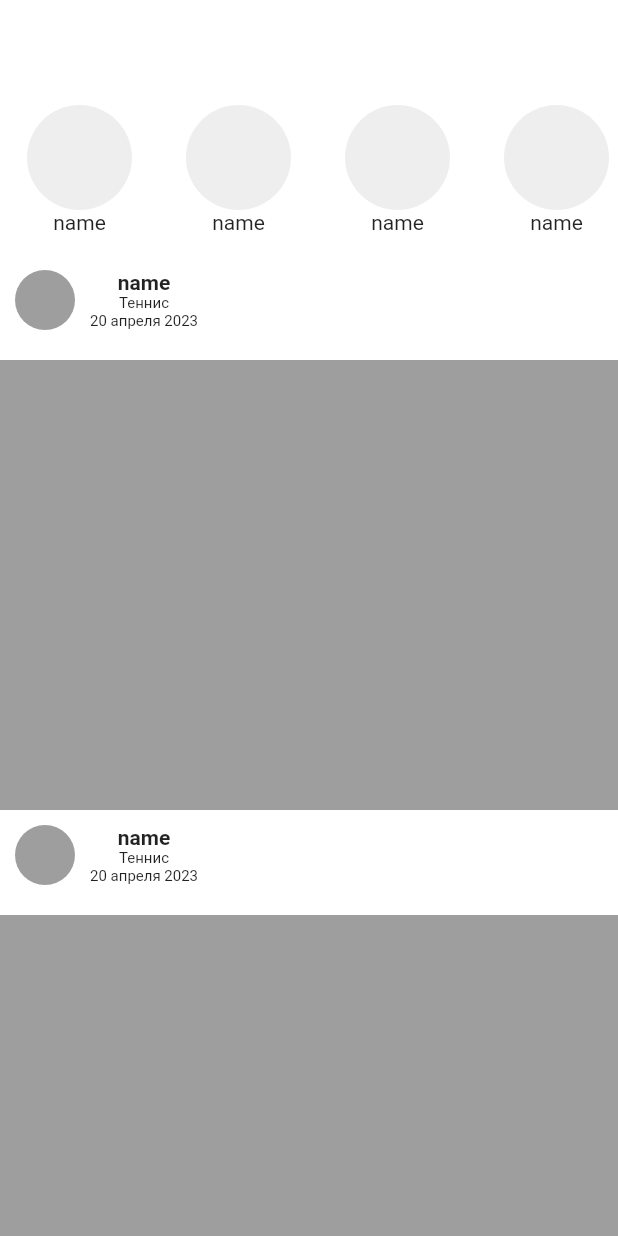
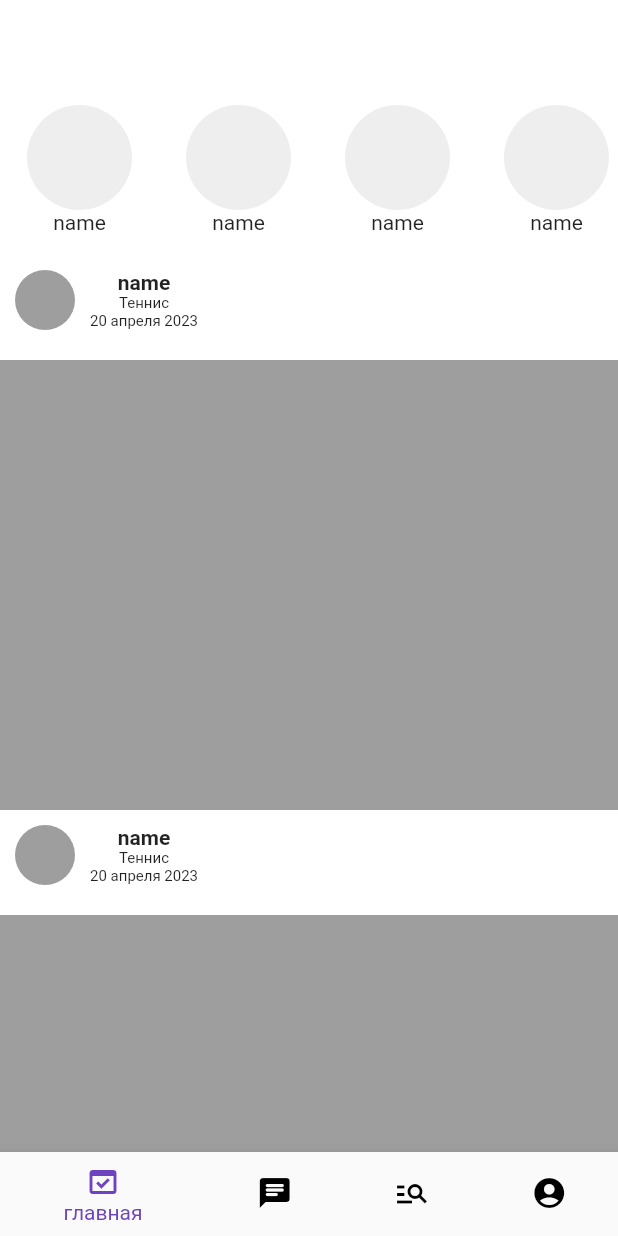
Before and after one commit to itgirlschool/mobile8_project2, a Flutter app: the screen it shows after launch, on a phone screen of 412 x 824 dp. Run offline on Flutter 3.47's test engine with Material 2 defaults, Android fonts, the phone set to English and light mode, and no system bars; missing offline and left inert: project_sportchat; statements that could not run were skipped.

Commit message:
new main.dart

```diff
--- a/lib/main.dart
+++ b/lib/main.dart
@@ -1,140 +1,75 @@
 import 'package:flutter/material.dart';
+import 'main_page.dart';
+import 'user_account.dart';
+import 'chat_page.dart';
+import 'search_screen.dart';
 
-void main() {
-  runApp(
-      MyApp()
-  );
-}
-final List people = ['person 1', 'person 2', 'person 3', 'person 4', 'person 5', 'person 6', 'person 7'];
+void main() => runApp(const MyApp());
 
-class Stories extends StatelessWidget {
-  const Stories({Key? key}) : super(key: key);
-
+class MyApp extends StatelessWidget {
+  const MyApp({super.key});
 
   @override
   Widget build(BuildContext context) {
-    return Padding(
-      padding: const EdgeInsets.all(10.0),
-      child: Column(
-        children: [
-          Container(
-            margin: EdgeInsets.fromLTRB(8,60,8,0),
-            width: 70,
-            height: 70,
-            decoration: BoxDecoration(
-              shape: BoxShape.circle,
-              color: Colors.grey.shade200,
-            ),
-          ),
-          Text("name")
-        ],
-      ),);
+    return const MaterialApp(
+      debugShowCheckedModeBanner: false,
+      home: MyStatefulWidget(),
+    );
   }
 }
 
+class MyStatefulWidget extends StatefulWidget {
+  const MyStatefulWidget({super.key});
 
-
-class MyApp extends StatelessWidget{
   @override
-  Widget build (BuildContext context) {
-    return
-      MaterialApp(
-        home: Scaffold(
-            backgroundColor: Colors.white,
-            body: Column(
-              children: [
-                Container(
-                  height: 170,
-                  child: ListView(
-                    scrollDirection: Axis.horizontal,
-                    children: [
-                      Stories(),
-                      Stories(),
-                      Stories(),
-                      Stories(),
-                      Stories(),
-                      Stories(),
-
-
-                    ],
-                  ),
-                ),
-
-                Expanded(
-                  child: ListView(
-                    children: [
-                      Posts(),
-                      Posts(),
-                      Posts(),
-                      Posts(),
-
-                    ],
-                  ),
-                )
-
-
-
-
-
-
-              ],
-            )
-
-
-        ),
-      );
-
-
-  }
+  State<MyStatefulWidget> createState() => _MyStatefulWidgetState();
 }
 
-class Posts extends StatelessWidget {
-  const Posts({Key? key}) : super(key: key);
+class _MyStatefulWidgetState extends State<MyStatefulWidget> {
+  int _selectedIndex = 0;
+  static List<Widget> _widgetOptions = <Widget>[
+    MainPage(),
+    ChatPage(),
+    SearchScreen(),
+    UserAccount(),
+  ];
+
+  void _onItemTapped(int index) {
+    setState(() {
+      _selectedIndex = index;
+    });
+  }
 
   @override
   Widget build(BuildContext context) {
-    return Column(
-      children: [
-        Padding(
-          padding: const EdgeInsets.all(10.0),
-          child: Row(
-            children: [
-              Container(
-                height: 40,
-                width: 40,
-                decoration: BoxDecoration(
-                    color: Colors.grey,
-                    shape: BoxShape.circle
-                ),
-              ),
-              SizedBox(
-                height: 10,
-                width: 10,
-              ),
-
-              Column(
-                mainAxisAlignment: MainAxisAlignment.start,
-                children: [
-                  Text("name",
-                    style: TextStyle(fontWeight: FontWeight.bold),),
-                  Text("Теннис", style: TextStyle(fontSize: 10),),
-                  Text("20 апреля 2023",
-                    style: TextStyle(fontSize: 10),)
-                ],
-              ),
-            ],
-
+    return Scaffold(
+      body: Center(
+        child: _widgetOptions.elementAt(_selectedIndex),
+      ),
+      bottomNavigationBar: BottomNavigationBar(
+        unselectedItemColor: Colors.black,
+        items: const <BottomNavigationBarItem>[
+          BottomNavigationBarItem(
+            icon: Icon(Icons.domain_verification),
+            label: 'главная',
           ),
-        ),
-        SizedBox(
-          height: 10,
-          width: 10,
-        ),
-        Container(
-          height: 300,
-          color: Colors.grey,
-        ),
-      ],
+          BottomNavigationBarItem(
+            icon: Icon(Icons.chat_rounded),
+            label: 'чаты',
+          ),
+          BottomNavigationBarItem(
+            icon: Icon(Icons.manage_search),
+            label: 'поиск',
+          ),
+          BottomNavigationBarItem(
+            icon: Icon(Icons.account_circle),
+            label: 'профиль',
+          ),
+        ],
+        currentIndex: _selectedIndex,
+        selectedItemColor: Color.fromARGB(255, 109, 68, 191),
+        onTap: _onItemTapped,
+      ),
     );
   }
 }
--- /dev/null
+++ b/lib/main_page.dart
@@ -0,0 +1,131 @@
+import 'package:flutter/material.dart';
+
+final List people = [
+  'person 1',
+  'person 2',
+  'person 3',
+  'person 4',
+  'person 5',
+  'person 6',
+  'person 7'
+];
+
+class Stories extends StatelessWidget {
+  const Stories({Key? key}) : super(key: key);
+
+  @override
+  Widget build(BuildContext context) {
+    return Padding(
+      padding: const EdgeInsets.all(10.0),
+      child: Column(
+        children: [
+          Container(
+            margin: EdgeInsets.fromLTRB(8, 60, 8, 0),
+            width: 70,
+            height: 70,
+            decoration: BoxDecoration(
+              shape: BoxShape.circle,
+              color: Colors.grey.shade200,
+            ),
+          ),
+          Text("name")
+        ],
+      ),
+    );
+  }
+}
+
+class MainPage extends StatelessWidget {
+  const MainPage({super.key});
+
+  @override
+  Widget build(BuildContext context) {
+    return MaterialApp(
+      debugShowCheckedModeBanner: false,
+      home: Scaffold(
+          backgroundColor: Colors.white,
+          body: Column(
+            children: [
+              Container(
+                height: 170,
+                child: ListView(
+                  scrollDirection: Axis.horizontal,
+                  children: const [
+                    Stories(),
+                    Stories(),
+                    Stories(),
+                    Stories(),
+                    Stories(),
+                    Stories(),
+                  ],
+                ),
+              ),
+              Expanded(
+                child: ListView(
+                  children: const [
+                    Posts(),
+                    Posts(),
+                    Posts(),
+                    Posts(),
+                  ],
+                ),
+              )
+            ],
+          )),
+    );
+  }
+}
+
+class Posts extends StatelessWidget {
+  const Posts({Key? key}) : super(key: key);
+
+  @override
+  Widget build(BuildContext context) {
+    return Column(
+      children: [
+        Padding(
+          padding: const EdgeInsets.all(10.0),
+          child: Row(
+            children: [
+              Container(
+                height: 40,
+                width: 40,
+                decoration:
+                    BoxDecoration(color: Colors.grey, shape: BoxShape.circle),
+              ),
+              const SizedBox(
+                height: 10,
+                width: 10,
+              ),
+              Column(
+                mainAxisAlignment: MainAxisAlignment.start,
+                children: const [
+                  Text(
+                    "name",
+                    style: TextStyle(fontWeight: FontWeight.bold),
+                  ),
+                  Text(
+                    "Теннис",
+                    style: TextStyle(fontSize: 10),
+                  ),
+                  Text(
+                    "20 апреля 2023",
+                    style: TextStyle(fontSize: 10),
+                  )
+                ],
+              ),
+            ],
+          ),
+        ),
+        SizedBox(
+          height: 10,
+          width: 10,
+        ),
+        Container(
+          height: 300,
+          color: Colors.grey,
+        ),
+      ],
+    );
+  }
+}
```
